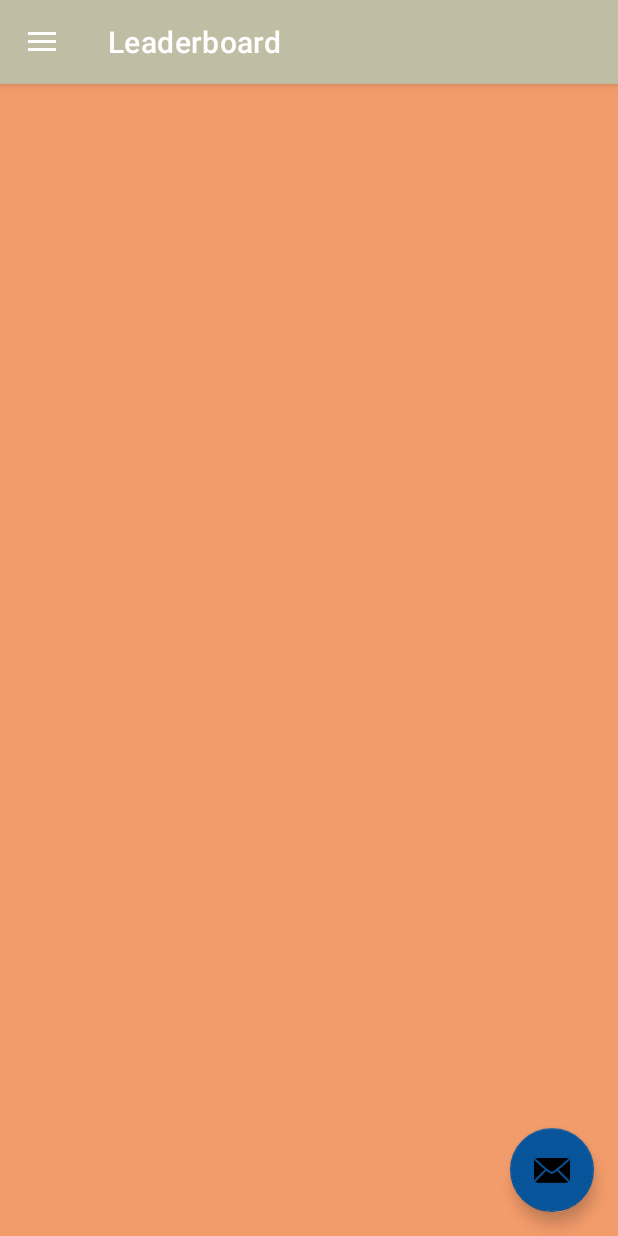
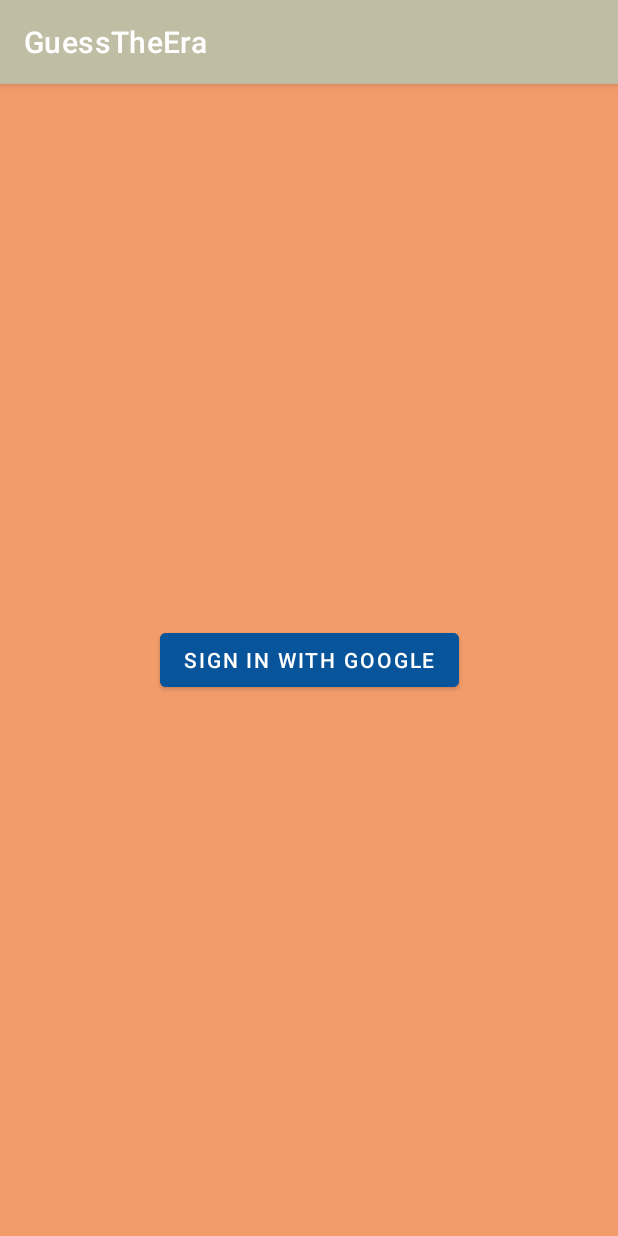
Before and after one commit to shadmanh123/GuessTheEra, an Android app: the screen it shows after launch (MainActivity before the commit, LoginActivity after it), on a phone screen of 412 x 824 dp. Run offline under Robolectric (Android 15) with nearby library versions, the phone set to English and light mode, and no system bars; our stand-ins replace navigation-ui.

Commit message:
Login page with Google Sign-In

```diff
--- a/GuessTheEra/app/build.gradle.kts
+++ b/GuessTheEra/app/build.gradle.kts
@@ -51,4 +51,6 @@ dependencies {
     testImplementation("junit:junit:4.13.2")
     androidTestImplementation("androidx.test.ext:junit:1.1.5")
     androidTestImplementation("androidx.test.espresso:espresso-core:3.5.1")
+    implementation ("com.google.android.gms:play-services-auth:19.2.0")
+
 }
--- a/GuessTheEra/app/src/main/AndroidManifest.xml
+++ b/GuessTheEra/app/src/main/AndroidManifest.xml
@@ -23,5 +23,6 @@
                 <category android:name="android.intent.category.LAUNCHER" />
             </intent-filter>
         </activity>
+        <activity android:name=".LoginActivity"/>
     </application>
 </manifest>
--- /dev/null
+++ b/GuessTheEra/app/src/main/java/group10/com/guesstheera/LoginActivity.kt
@@ -0,0 +1,90 @@
+package group10.com.guesstheera
+
+import android.content.Intent
+import android.os.Bundle
+import android.util.Log
+import android.widget.Button
+import androidx.appcompat.app.AppCompatActivity
+import com.google.android.gms.auth.api.signin.GoogleSignIn
+import com.google.android.gms.auth.api.signin.GoogleSignInAccount
+import com.google.android.gms.auth.api.signin.GoogleSignInClient
+import com.google.android.gms.auth.api.signin.GoogleSignInOptions
+import com.google.android.gms.common.api.ApiException
+import com.google.android.gms.tasks.Task
+import androidx.activity.result.contract.ActivityResultContracts
+
+
+class LoginActivity : AppCompatActivity() {
+
+    private val RC_SIGN_IN = 9001 // You can use any value here
+
+    private lateinit var signInButton: Button
+    private lateinit var mGoogleSignInClient: GoogleSignInClient
+
+    override fun onCreate(savedInstanceState: Bundle?) {
+        super.onCreate(savedInstanceState)
+        setContentView(R.layout.login_page)
+
+        signInButton = findViewById(R.id.signInButton)
+        signInButton.setOnClickListener {
+            signIn()
+        }
+
+        configureGoogleSignIn()
+    }
+
+    private fun configureGoogleSignIn() {
+        val gso = GoogleSignInOptions.Builder(GoogleSignInOptions.DEFAULT_SIGN_IN)
+            .requestIdToken(getString(R.string.default_web_client_id))
+            .requestEmail()
+            .build()
+
+        mGoogleSignInClient = GoogleSignIn.getClient(this, gso)
+    }
+
+    private val signInLauncher = registerForActivityResult(ActivityResultContracts.StartActivityForResult()) { result ->
+        if (result.resultCode == RESULT_OK) {
+            val data: Intent? = result.data
+            onActivityResult(RC_SIGN_IN, RESULT_OK, data)
+        }
+    }
+
+    private fun signIn() {
+        val signInIntent = mGoogleSignInClient.signInIntent
+        signInLauncher.launch(signInIntent)
+    }
+
+
+    override fun onActivityResult(requestCode: Int, resultCode: Int, data: Intent?) {
+        super.onActivityResult(requestCode, resultCode, data)
+
+        if (requestCode == RC_SIGN_IN) {
+            val task = GoogleSignIn.getSignedInAccountFromIntent(data)
+            handleSignInResult(task)
+        }
+    }
+
+    private fun handleSignInResult(completedTask: Task<GoogleSignInAccount>) {
+        try {
+            val account = completedTask.getResult(ApiException::class.java)
+            // Signed in successfully, you can use the account information.
+            updateUI(account)
+        } catch (e: ApiException) {
+            // Handle sign-in failure.
+            Log.w("GoogleSignIn", "signInResult:failed code=" + e.statusCode)
+            // You may want to show a message or take some action on failure.
+        }
+    }
+
+    private fun updateUI(account: GoogleSignInAccount?) {
+        if (account != null) {
+            // The user is signed in, you can get information from the 'account' object.
+            val displayName = account.displayName
+            val email = account.email
+            // Update your UI or proceed with the signed-in user.
+        } else {
+            // The user is signed out.
+            // You may want to show a message or take some action on sign-out.
+        }
+    }
+}
--- a/GuessTheEra/app/src/main/java/group10/com/guesstheera/MainActivity.kt
+++ b/GuessTheEra/app/src/main/java/group10/com/guesstheera/MainActivity.kt
@@ -1,5 +1,6 @@
 package group10.com.guesstheera
 
+import android.content.Intent
 import android.os.Bundle
 import android.view.Menu
 import androidx.appcompat.app.AppCompatActivity
@@ -17,6 +18,7 @@ class MainActivity : AppCompatActivity() {
 
     private lateinit var appBarConfiguration: AppBarConfiguration
     private lateinit var binding: ActivityMainBinding
+    private lateinit var intent: Intent
     override fun onCreate(savedInstanceState: Bundle?) {
         super.onCreate(savedInstanceState)
 
@@ -41,6 +43,8 @@ class MainActivity : AppCompatActivity() {
             R.id.nav_leaderboard, R.id.nav_game_options, R.id.nav_game_settings), drawerLayout)
         setupActionBarWithNavController(navController, appBarConfiguration)
         navView.setupWithNavController(navController)
+        intent = Intent(this, LoginActivity::class.java)
+        startActivity(intent)
     }
 
     //provides overflow menu in action bar; not needed but gtk
--- /dev/null
+++ b/GuessTheEra/app/src/main/res/layout/login_page.xml
@@ -0,0 +1,21 @@
+<?xml version="1.0" encoding="utf-8"?>
+<androidx.constraintlayout.widget.ConstraintLayout xmlns:android="http://schemas.android.com/apk/res/android"
+    xmlns:app="http://schemas.android.com/apk/res-auto"
+    android:layout_width="match_parent"
+    android:layout_height="match_parent"
+    android:background="@color/atomic_tangerine"
+    >
+
+    <Button
+        android:id="@+id/signInButton"
+        android:layout_width="wrap_content"
+        android:layout_height="wrap_content"
+        android:text="Sign In with Google"
+        android:textColor="@color/white"
+        android:backgroundTint="@color/yinmin_blue"
+        app:layout_constraintBottom_toBottomOf="parent"
+        app:layout_constraintEnd_toEndOf="parent"
+        app:layout_constraintStart_toStartOf="parent"
+        app:layout_constraintTop_toTopOf="parent" />
+
+</androidx.constraintlayout.widget.ConstraintLayout>
--- a/GuessTheEra/app/src/main/res/values/strings.xml
+++ b/GuessTheEra/app/src/main/res/values/strings.xml
@@ -15,4 +15,5 @@
     <string name="game_settings">Game Settings</string>
     <string name="leaderboard">Leaderboard</string>
     <string name="game_options">Game Options</string>
+    <string name="default_web_client_id">498594274931-avsd5706e2couqdvr3jph7cno391s4it.apps.googleusercontent.com</string>
 </resources>
```
Also changed, not shown: 1 other file.
